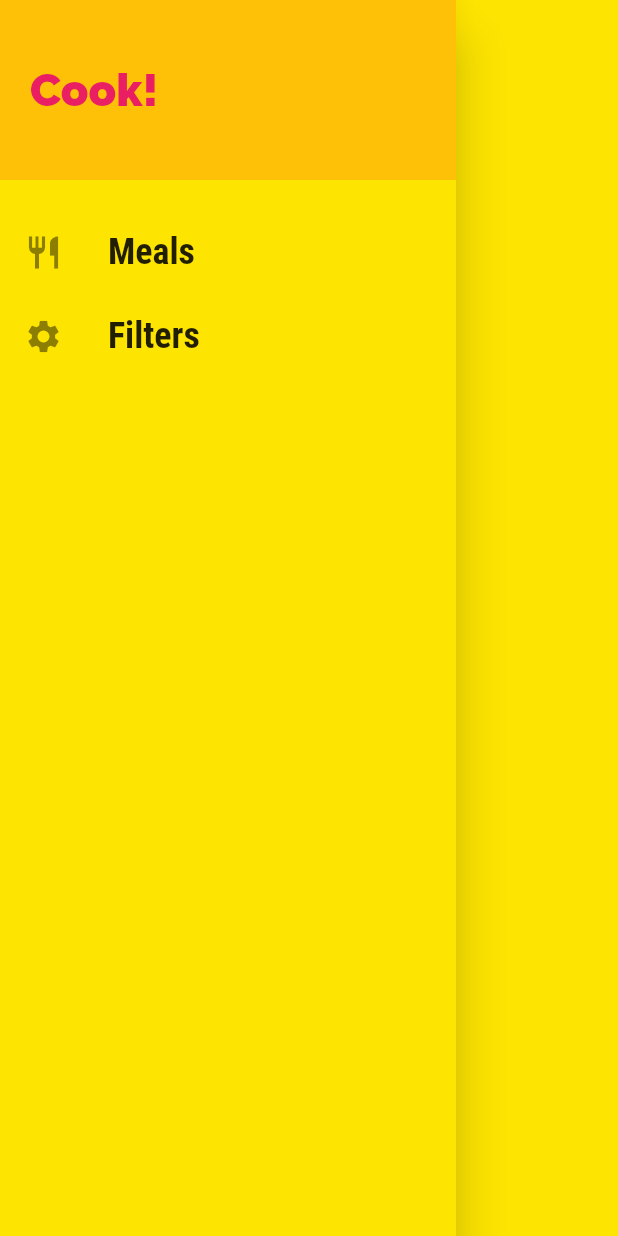
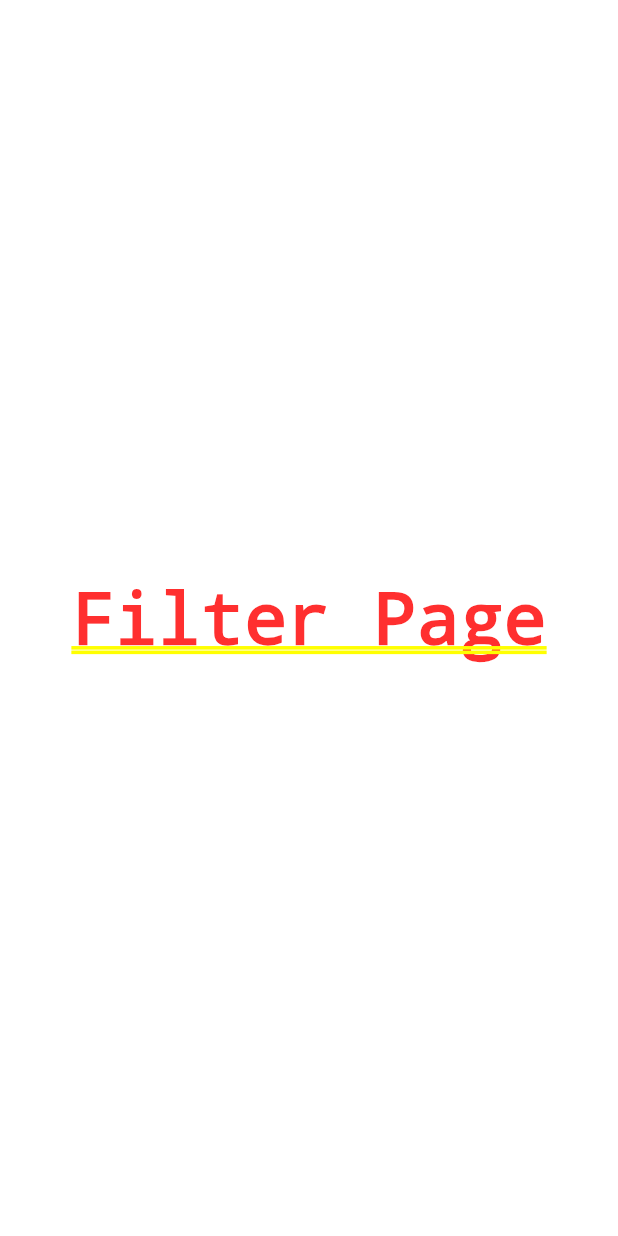
Before and after one commit to frasnym/learn-flutter-meals-app, a Flutter app: the MainDrawer widget shown alone on an empty page, opened directly, after a tap on "Filters", on a phone screen of 412 x 824 dp. Run offline on Flutter 3.47's test engine with Material 2 defaults, Android fonts, the phone set to English and light mode, and no system bars.

Commit message:
Adding Links to the Drawer

```diff
--- a/lib/main.dart
+++ b/lib/main.dart
@@ -1,5 +1,6 @@
 import 'package:flutter/material.dart';
 
+import './screens/filters_screen.dart';
 import './screens/tabs_screen.dart';
 import './screens/meal_detail_screen.dart';
 import './screens/category_meals_screen.dart';
@@ -40,6 +41,7 @@ class MyApp extends StatelessWidget {
         '/': (ctx) => TabsScreen(),
         CategoryMealsScreen.routeName: (ctx) => CategoryMealsScreen(),
         MealDetailScreen.routeName: (ctx) => MealDetailScreen(),
+        FiltersScreen.routeName: (ctx) => FiltersScreen(),
       },
       onGenerateRoute: (settings) {
         print(settings.arguments);
--- /dev/null
+++ b/lib/screens/filters_screen.dart
@@ -0,0 +1,12 @@
+import 'package:flutter/material.dart';
+
+class FiltersScreen extends StatelessWidget {
+  static const routeName = '/filters';
+
+  @override
+  Widget build(BuildContext context) {
+    return Center(
+      child: Text('Filter Page'),
+    );
+  }
+}
--- a/lib/widgets/main_drawer.dart
+++ b/lib/widgets/main_drawer.dart
@@ -1,7 +1,9 @@
 import 'package:flutter/material.dart';
 
+import '../screens/filters_screen.dart';
+
 class MainDrawer extends StatelessWidget {
-  Widget buildListTile(String title, IconData icon) {
+  Widget buildListTile(String title, IconData icon, Function tapHandler) {
     return ListTile(
       leading: Icon(
         icon,
@@ -15,9 +17,7 @@ class MainDrawer extends StatelessWidget {
           fontWeight: FontWeight.bold,
         ),
       ),
-      onTap: () {
-        // ...
-      },
+      onTap: tapHandler,
     );
   }
 
@@ -42,8 +42,12 @@ class MainDrawer extends StatelessWidget {
             ),
           ),
           SizedBox(height: 20),
-          buildListTile('Meals', Icons.restaurant),
-          buildListTile('Filters', Icons.settings),
+          buildListTile('Meals', Icons.restaurant, () {
+            Navigator.of(context).pushNamed('/');
+          }),
+          buildListTile('Filters', Icons.settings, () {
+            Navigator.of(context).pushNamed(FiltersScreen.routeName);
+          }),
         ],
       ),
     );
```
